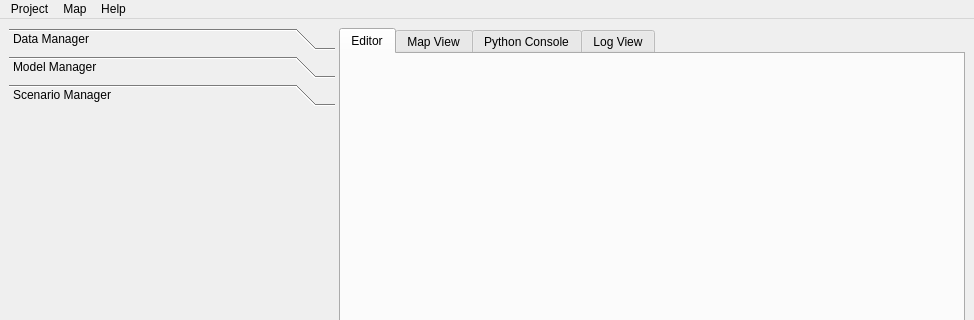
Before: the Qt Designer form opus_gui/main/opusMain.ui in psrc/urbansim, drawn with Qt 5; both pictures show x 0 to 974 and y 0 to 320 of the 974 by 707 pixel window.
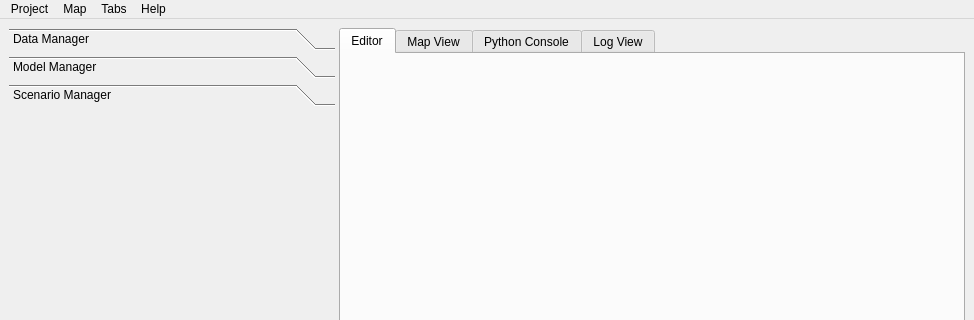
After: the same form once the commit is applied. Icons and pictures are not drawn.

Commit message: experimental 'tabs' code

What changed in the file:
```diff
--- a/opus_gui/main/opusMain.ui
+++ b/opus_gui/main/opusMain.ui
@@ -362,7 +362,7 @@
      <x>0</x>
      <y>0</y>
      <width>974</width>
-     <height>26</height>
+     <height>21</height>
     </rect>
    </property>
    <widget class="QMenu" name="menuMap" >
@@ -392,8 +392,18 @@
     </property>
     <addaction name="actionAbout" />
    </widget>
+   <widget class="QMenu" name="menuTabs" >
+    <property name="title" >
+     <string>Tabs</string>
+    </property>
+    <addaction name="tabActionEditor" />
+    <addaction name="tabActionMapView" />
+    <addaction name="tabActionPythonConsole" />
+    <addaction name="tabActionLogView" />
+   </widget>
    <addaction name="menuProject" />
    <addaction name="menuMap" />
+   <addaction name="menuTabs" />
    <addaction name="menuHelp" />
   </widget>
   <widget class="QStatusBar" name="statusbar" />
```
Left out of the diff: 44 changed lines with no effect on the pictures. The commit also changes 2 other files.
